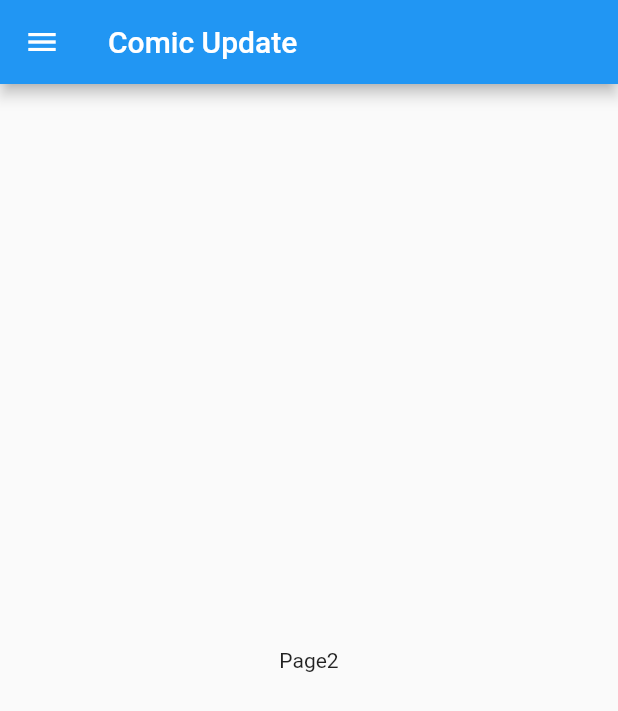
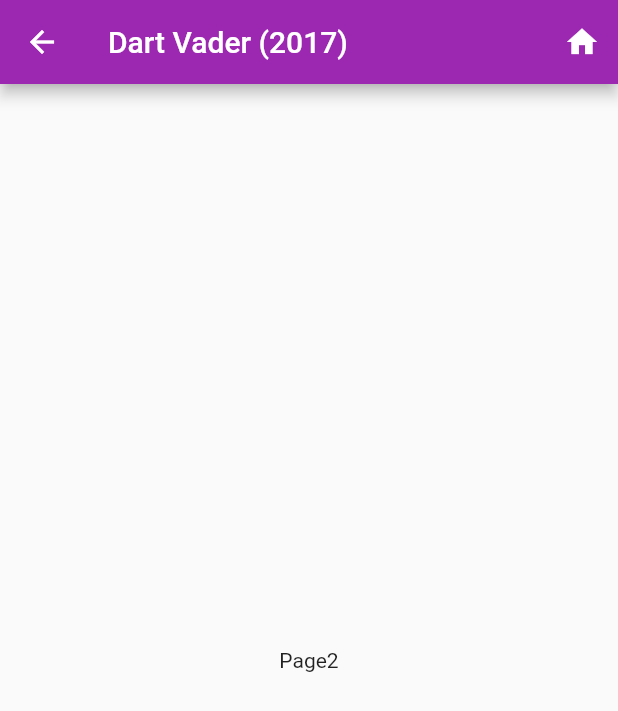
Before and after one commit to godzilowen/Rtoon, a Flutter app: the DV screen opened directly, on a phone screen of 412 x 824 dp. Shown: the top 711 px of the screen. Run offline on Flutter 3.47's test engine with Material 2 defaults, Android fonts, the phone set to English and light mode, and no system bars; statements that could not run were skipped.

Commit message:
add home icon

```diff
--- a/lib/comic/DarthVader/dartvader_home.dart
+++ b/lib/comic/DarthVader/dartvader_home.dart
@@ -1,13 +1,23 @@
 import 'package:flutter/material.dart';
-import 'package:hci/page/Drawerpage.dart';
+import 'package:hci/SecondPage.dart';
 class DV extends StatelessWidget{
 
   @override
   Widget build(BuildContext context) {
     return Scaffold(
-      drawer: Drawerpage(),
+
       appBar: AppBar(
-        title: Text("Comic Update"),
+        title: Text("Dart Vader (2017)"),
+        backgroundColor: Colors.purple,
+        actions: <Widget>[
+            // action button
+            IconButton(
+              icon: Icon(Icons.home),
+              onPressed: () {
+                Navigator.push(context, new MaterialPageRoute(builder: (context) => new SecondPage()));
+              },
+            ),
+        ],
       ),
       body: Center(
         child: Text("Page2")
--- a/lib/page/PageOne.dart
+++ b/lib/page/PageOne.dart
@@ -19,7 +19,7 @@ class NewComic extends StatefulWidget {
 class _SearchListState extends State<NewComic>
 {
   Widget appBarTitle = Text("New Comic");
-  Icon actionIcon = new Icon(Icons.search, color: Colors.white,);
+  Icon actionIcon = new Icon(Icons.home, color: Colors.white,);
   final key = new GlobalKey<ScaffoldState>();
   final TextEditingController _searchQuery = new TextEditingController();
   List<String> _list;
```
